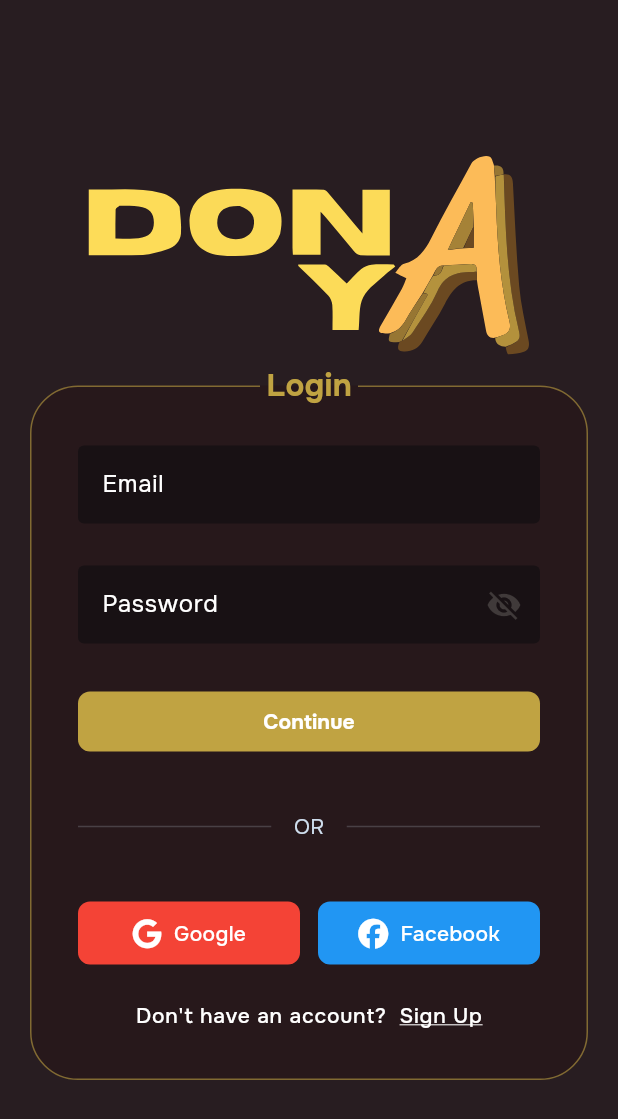
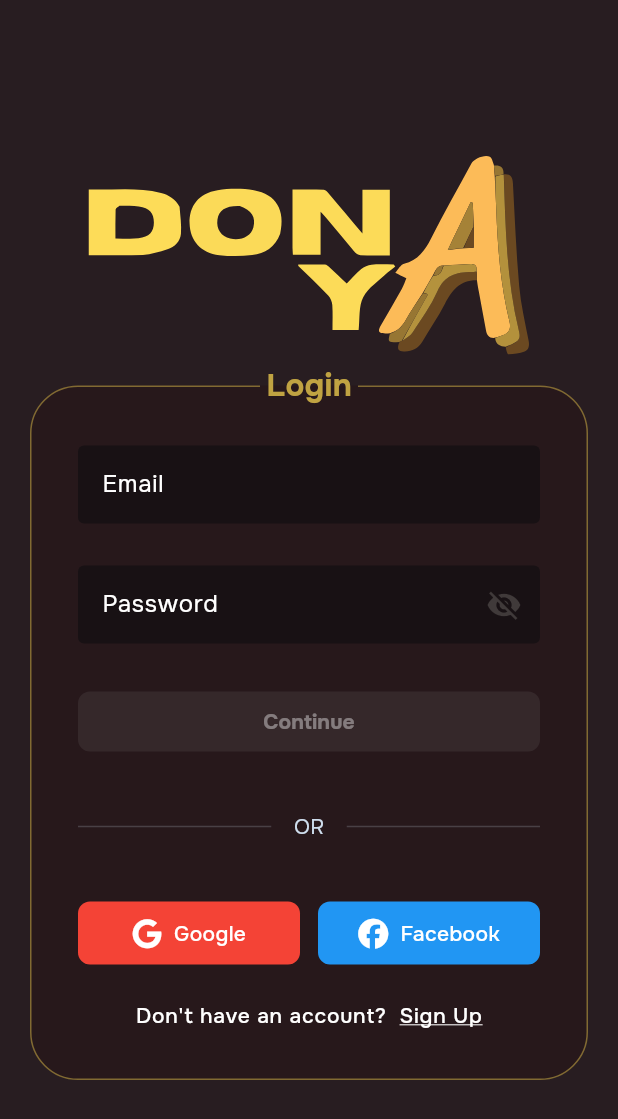
Before and after one commit to 4dominic888/DonaYa-client, a Flutter app: the screen it shows after launch, after a tap on "Login", on a phone screen of 412 x 824 dp. Shown: the top 1119 px of the screen. Run offline on Flutter 3.47's test engine with Material 3 defaults, Android fonts, the light colour scheme and no system bars; drawn by our look-alikes of auto_size_text; our stand-ins replace bloc, easy_debounce, equatable, flutter_bloc, flutter_svg, font_awesome_flutter and 4 more; missing offline and left inert: const_date_time; accounts and stored records are empty.

Commit message:
feat: :art: Disable MainButton widget color

```diff
--- a/lib/core/shared/main_button.dart
+++ b/lib/core/shared/main_button.dart
@@ -29,6 +29,8 @@ class _MainButtonState extends State<MainButton> {
       ),
       elevation: 0,
       borderRadius: BorderRadius.circular(8),
+      disabledColor: Colors.grey.withAlpha(30),
+      disabledTextColor: Theme.of(context).colorScheme.onPrimary.withAlpha(100),
     );
 
     return FFButtonWidget(
```
